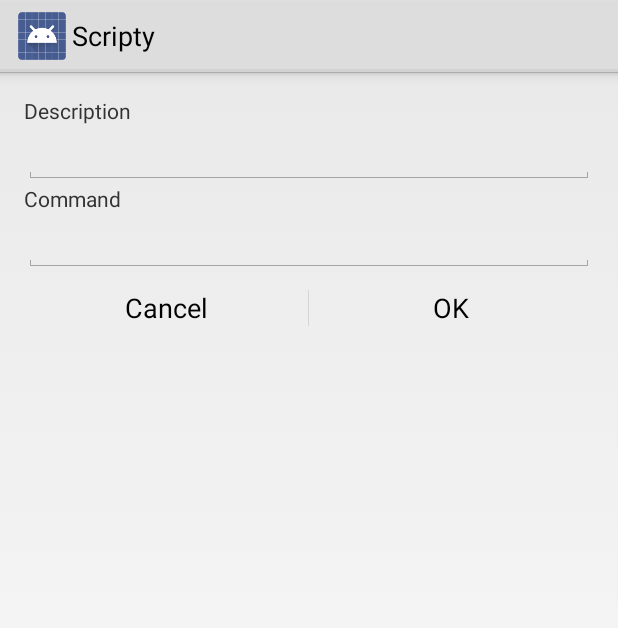
After one commit to luispablo/scripty, an Android app: the layout activity_command.xml on its own in the app's theme, with its tools: preview values and no code run, on a phone screen of 412 x 824 dp. The commit adds this screen. Shown: the top 628 px of the screen. Run offline under Robolectric (Android 15) with nearby library versions, the light colour scheme and no system bars.

Commit message:
#6: Crea la pantalla para agregar un comando

```diff
--- a/scripty/build.gradle
+++ b/scripty/build.gradle
@@ -4,7 +4,7 @@ android {
     compileSdkVersion 19
     buildToolsVersion '19.1'
     defaultConfig {
-        minSdkVersion 15
+        minSdkVersion 16
         targetSdkVersion 19
         versionCode 1
         versionName '1.0'
--- a/scripty/src/main/java/com/duam/scripty/Utils.java
+++ b/scripty/src/main/java/com/duam/scripty/Utils.java
@@ -1,6 +1,5 @@
 package com.duam.scripty;
 
-import android.text.Editable;
 import android.widget.EditText;
 
 /**
--- /dev/null
+++ b/scripty/src/main/res/layout/activity_command.xml
@@ -0,0 +1,53 @@
+<LinearLayout xmlns:android="http://schemas.android.com/apk/res/android"
+    xmlns:tools="http://schemas.android.com/tools"
+    android:layout_width="match_parent"
+    android:layout_height="match_parent"
+    android:orientation="vertical"
+    android:paddingLeft="@dimen/activity_horizontal_margin"
+    android:paddingRight="@dimen/activity_horizontal_margin"
+    android:paddingTop="@dimen/activity_vertical_margin"
+    android:paddingBottom="@dimen/activity_vertical_margin"
+    tools:context="com.duam.scripty.CommandActivity">
+
+    <TextView
+        android:layout_width="wrap_content"
+        android:layout_height="wrap_content"
+        android:text="@string/description" />
+
+    <EditText
+        android:layout_width="fill_parent"
+        android:layout_height="wrap_content"
+        android:id="@+id/editDescription"
+        android:inputType="text" />
+
+    <TextView
+        android:layout_width="wrap_content"
+        android:layout_height="wrap_content"
+        android:text="@string/command" />
+
+    <EditText
+        android:layout_width="fill_parent"
+        android:layout_height="wrap_content"
+        android:id="@+id/editCommand" />
+
+    <LinearLayout android:orientation="horizontal"
+        android:layout_width="fill_parent"
+        android:layout_height="wrap_content"
+        style="?android:attr/buttonBarStyle">
+
+        <Button	android:id="@+id/btnCommandCancel"
+            android:layout_width="wrap_content"
+            android:layout_height="wrap_content"
+            android:text="@string/cancel"
+            android:layout_weight="1"
+            style="?android:attr/buttonBarButtonStyle" />
+
+        <Button	android:id="@+id/btnCommandOK"
+            android:layout_width="wrap_content"
+            android:layout_height="wrap_content"
+            android:text="@string/ok"
+            android:layout_weight="1"
+            style="?android:attr/buttonBarButtonStyle" />
+    </LinearLayout>
+
+</LinearLayout>
--- a/scripty/src/main/res/menu/main_activity_actions.xml
+++ b/scripty/src/main/res/menu/main_activity_actions.xml
@@ -2,6 +2,10 @@
 
 <menu   xmlns:android="http://schemas.android.com/apk/res/android"
         xmlns:scripty="http://schemas.android.com/apk/res-auto">
+
+    <item android:id="@+id/action_add_command"
+        android:icon="@drawable/ic_action_new"
+        android:title="@string/add_command"  />
 
     <item android:id="@+id/action_add_server"
         android:icon="@drawable/ic_action_new"
--- a/scripty/src/main/res/values/strings.xml
+++ b/scripty/src/main/res/values/strings.xml
@@ -17,14 +17,15 @@
 
     <!-- Messages -->
     <string name="server_saved">Server successfully saved</string>
+    <string name="command_saved">Command successfully saved</string>
     <string name="field_required">You have to complete this field</string>
     <string name="fix_errors">Please fix the invalid fields in order to save the server</string>
-
     <string name="title_activity_validation_pending_activiy">Validation pending...</string>
     <string name="drawer_open">View available servers</string>
     <string name="drawer_close">Close server list</string>
     <string name="drawer_title">Available servers</string>
     <string name="add_server">Add server</string>
+    <string name="add_command">Add command</string>
     <string name="title_activity_server">New Server</string>
     <string name="description">Description</string>
     <string name="address">Address (IP or name)</string>
@@ -32,5 +33,7 @@
     <string name="username">Username (optional)</string>
     <string name="password">Password (optional)</string>
     <string name="optional_credentials_hint">If you don\'t enter username and/or password, they\'ll be asked when running a command.</string>
+    <string name="title_activity_command">Command</string>
+    <string name="command">Command</string>
 
 </resources>
```
Also changed, not shown: scripty/src/main/AndroidManifest.xml (+9 -1 lines), scripty/src/main/java/com/duam/scripty/CommandActivity.java (added, +125 -0 lines), scripty/src/main/java/com/duam/scripty/CommandFragment.java (+5 -3 lines), scripty/src/main/java/com/duam/scripty/MainActivity.java (+62 -38 lines), scripty/src/main/java/com/duam/scripty/SendValidationTask.java (+2 -18 lines), scripty/src/main/java/com/duam/scripty/ServerActivity.java (+3 -6 lines), scripty/src/main/java/com/duam/scripty/SignInActivity.java (+5 -5 lines), scripty/src/main/res/menu/command.xml (added, +8 -0 lines).
